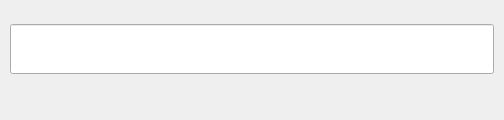
Old version of the form forms/NoteButton.ui in the repository Patryk-Trojak/Notes.
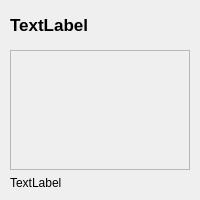
New version of the form. Icons and pictures are not drawn. Custom widgets are drawn as their Qt base class.

Commit message: Redesign displaying notes

```diff
--- a/forms/NoteButton.ui
+++ b/forms/NoteButton.ui
@@ -6,8 +6,8 @@
    <rect>
     <x>0</x>
     <y>0</y>
-    <width>504</width>
-    <height>120</height>
+    <width>200</width>
+    <height>200</height>
    </rect>
   </property>
   <property name="sizePolicy">
@@ -16,165 +16,115 @@
     <verstretch>0</verstretch>
    </sizepolicy>
   </property>
-  <property name="minimumSize">
+  <property name="maximumSize">
    <size>
-    <width>300</width>
-    <height>120</height>
+    <width>200</width>
+    <height>200</height>
    </size>
   </property>
   <property name="windowTitle">
    <string>Form</string>
   </property>
-  <layout class="QVBoxLayout" name="verticalLayout" stretch="1,3,1">
+  <layout class="QVBoxLayout" name="verticalLayout">
    <property name="spacing">
-    <number>6</number>
+    <number>0</number>
    </property>
    <property name="leftMargin">
     <number>10</number>
    </property>
    <property name="topMargin">
-    <number>10</number>
+    <number>15</number>
    </property>
    <property name="rightMargin">
-    <number>10</number>
+    <number>0</number>
    </property>
    <property name="bottomMargin">
     <number>10</number>
    </property>
    <item>
-    <spacer name="verticalSpacer_2">
-     <property name="orientation">
-      <enum>Qt::Vertical</enum>
-     </property>
-     <property name="sizeHint" stdset="0">
+    <widget class="QLabel" name="title">
+     <property name="maximumSize">
       <size>
-       <width>20</width>
-       <height>30</height>
-      </size>
-     </property>
-    </spacer>
-   </item>
-   <item>
-    <widget class="QLineEdit" name="titleEdit">
-     <property name="sizePolicy">
-      <sizepolicy hsizetype="Expanding" vsizetype="Expanding">
-       <horstretch>0</horstretch>
-       <verstretch>0</verstretch>
-      </sizepolicy>
-     </property>
-     <property name="minimumSize">
-      <size>
-       <width>0</width>
-       <height>50</height>
+       <width>150</width>
+       <height>16777215</height>
       </size>
      </property>
      <property name="font">
       <font>
-       <pointsize>14</pointsize>
+       <pointsize>13</pointsize>
+       <bold>true</bold>
       </font>
      </property>
-     <property name="frame">
-      <bool>true</bool>
+     <property name="text">
+      <string>TextLabel</string>
      </property>
     </widget>
    </item>
    <item>
-    <layout class="QHBoxLayout" name="horizontalLayout_3">
+    <layout class="QVBoxLayout" name="verticalLayout_2">
+     <property name="topMargin">
+      <number>15</number>
+     </property>
      <item>
-      <layout class="QVBoxLayout" name="verticalLayout_2">
-       <property name="spacing">
-        <number>2</number>
-       </property>
-       <item>
-        <widget class="QLabel" name="creationTime">
-         <property name="enabled">
-          <bool>true</bool>
-         </property>
-         <property name="sizePolicy">
-          <sizepolicy hsizetype="Maximum" vsizetype="Preferred">
-           <horstretch>0</horstretch>
-           <verstretch>0</verstretch>
-          </sizepolicy>
-         </property>
-         <property name="text">
-          <string/>
-         </property>
-        </widget>
-       </item>
-       <item>
-        <widget class="QLabel" name="modificationTime">
-         <property name="sizePolicy">
-          <sizepolicy hsizetype="Maximum" vsizetype="Preferred">
-           <horstretch>0</horstretch>
-           <verstretch>0</verstretch>
-          </sizepolicy>
-         </property>
-         <property name="text">
-          <string/>
-         </property>
-        </widget>
-       </item>
-      </layout>
-     </item>
-     <item>
-      <spacer name="horizontalSpacer">
-       <property name="orientation">
-        <enum>Qt::Horizontal</enum>
-       </property>
-       <property name="sizeHint" stdset="0">
+      <widget class="ElidedLabel" name="content">
+       <property name="minimumSize">
         <size>
-         <width>40</width>
-         <height>20</height>
+         <width>180</width>
+         <height>120</height>
         </size>
-       </property>
-      </spacer>
-     </item>
-     <item>
-      <widget class="QPushButton" name="deleteButton">
-       <property name="sizePolicy">
-        <sizepolicy hsizetype="Preferred" vsizetype="Preferred">
-         <horstretch>0</horstretch>
-         <verstretch>0</verstretch>
-        </sizepolicy>
        </property>
        <property name="maximumSize">
         <size>
-         <width>16777215</width>
-         <height>16777215</height>
+         <width>180</width>
+         <height>120</height>
         </size>
        </property>
-       <property name="styleSheet">
-        <string notr="true">QPushButton{
-padding: 0;
-margin: 0;
-border: none;
-}
-</string>
+       <property name="frameShape">
+        <enum>QFrame::StyledPanel</enum>
        </property>
-       <property name="text">
-        <string/>
-       </property>
-       <property name="icon">
-        <iconset resource="../resources/images.qrc">
-         <normaloff>:/images/delete.png</normaloff>:/images/delete.png</iconset>
-       </property>
-       <property name="iconSize">
-        <size>
-         <width>26</width>
-         <height>26</height>
-        </size>
-       </property>
-       <property name="flat">
-        <bool>false</bool>
+       <property name="frameShadow">
+        <enum>QFrame::Raised</enum>
        </property>
       </widget>
      </item>
     </layout>
    </item>
+   <item>
+    <spacer name="verticalSpacer">
+     <property name="orientation">
+      <enum>Qt::Vertical</enum>
+     </property>
+     <property name="sizeHint" stdset="0">
+      <size>
+       <width>20</width>
+       <height>40</height>
+      </size>
+     </property>
+    </spacer>
+   </item>
+   <item>
+    <widget class="QLabel" name="modificationTime">
+     <property name="maximumSize">
+      <size>
+       <width>150</width>
+       <height>16777215</height>
+      </size>
+     </property>
+     <property name="text">
+      <string>TextLabel</string>
+     </property>
+    </widget>
+   </item>
   </layout>
  </widget>
- <resources>
-  <include location="../resources/images.qrc"/>
- </resources>
+ <customwidgets>
+  <customwidget>
+   <class>ElidedLabel</class>
+   <extends>QFrame</extends>
+   <header location="global">ElidedLabel.h</header>
+   <container>1</container>
+  </customwidget>
+ </customwidgets>
+ <resources/>
  <connections/>
 </ui>
```
The commit also changes 6 other files.
